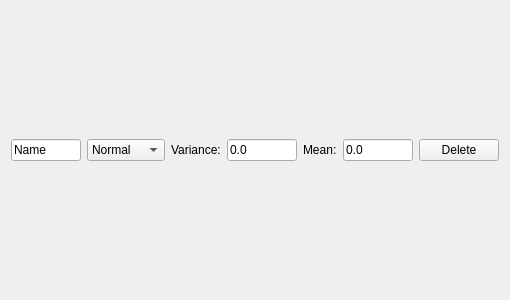
Old version of the form simulationgui/dist_list_widget.ui in the repository kyranstar/NASAMetaStudy.
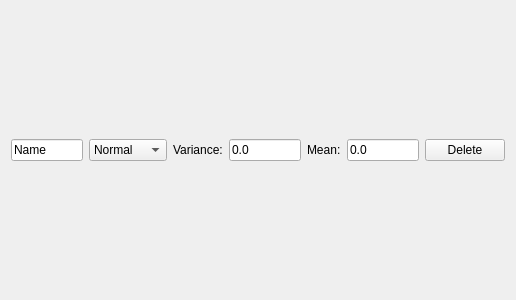
New version of the form.

Commit message: More data tab GUI functionality. Data tab mostly implemented (except heatmap)

What changed in the file:
```diff
--- a/simulationgui/dist_list_widget.ui
+++ b/simulationgui/dist_list_widget.ui
@@ -6,7 +6,7 @@
    <rect>
     <x>0</x>
     <y>0</y>
-    <width>510</width>
+    <width>516</width>
     <height>300</height>
    </rect>
   </property>
```
Left out of the diff: 2 changed lines with no effect on the pictures. The commit also changes 4 other files.
